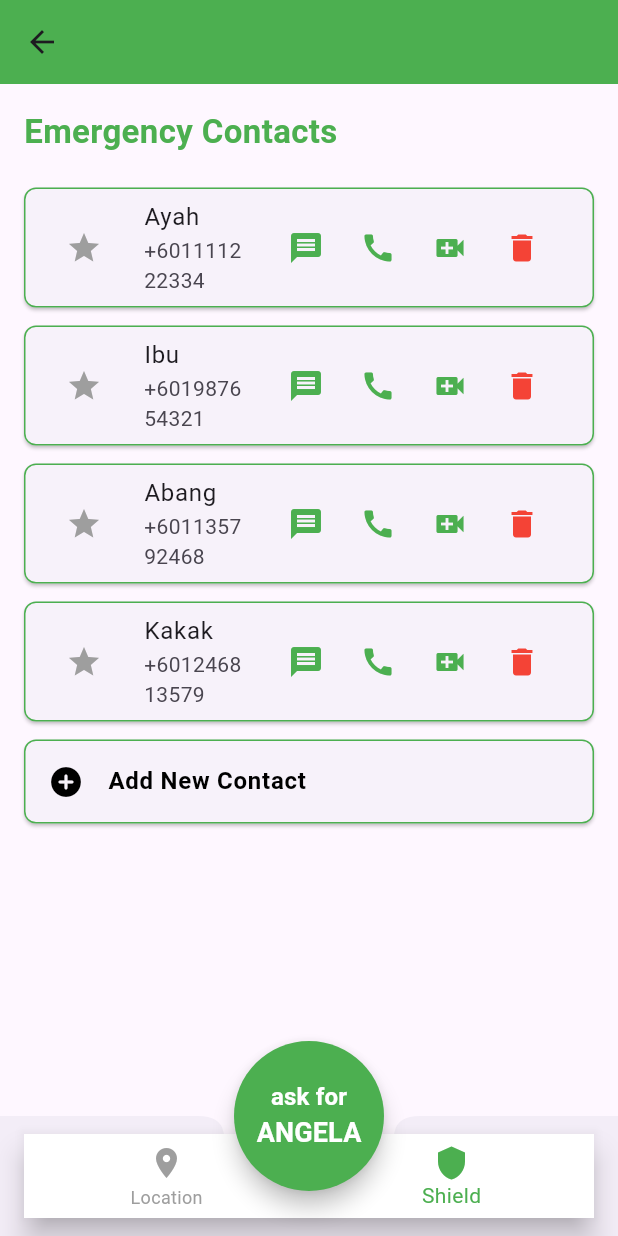
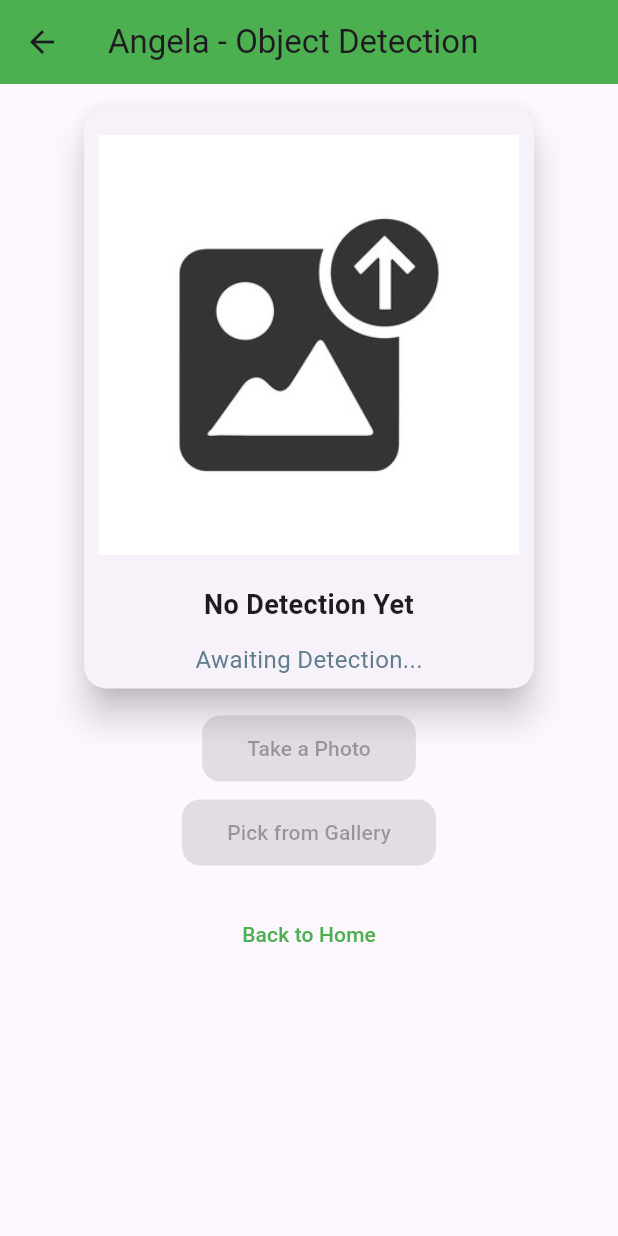
Before and after one commit to farahmunh/stalk_safe, a Flutter app: the Home screen opened by its route, item 2 of the bottom bar chosen, after a tap on "ask for", on a phone screen of 412 x 824 dp. Run offline on Flutter 3.47's test engine with Material 3 defaults, Android fonts, the phone set to English and light mode, and no system bars; our stand-ins replace cloud_firestore, firebase_auth, firebase_core, geolocator, google_maps_flutter, image_picker; missing offline and left inert: app_settings, flutter_tflite; accounts and stored records are empty.

Commit message:
Twelveth commit

```diff
--- /dev/null
+++ b/lib/angela.dart
@@ -0,0 +1,220 @@
+import 'dart:io';
+
+import 'package:flutter/material.dart';
+import 'package:flutter_tflite/flutter_tflite.dart';
+import 'package:image_picker/image_picker.dart';
+import 'home.dart';
+
+class Angela extends StatefulWidget {
+  const Angela({super.key});
+
+  @override
+  State<Angela> createState() => _AngelaState();
+}
+
+class _AngelaState extends State<Angela> {
+  File? filePath;
+  String label = 'No Detection Yet';
+  double confidence = 0.0;
+  bool isModelLoaded = false;
+
+  final ImagePicker _picker = ImagePicker();
+
+  @override
+  void initState() {
+    super.initState();
+    _initTfLite();
+  }
+
+  Future<void> _initTfLite() async {
+    try {
+      String? res = await Tflite.loadModel(
+        model: "assets/model_unquant.tflite",
+        labels: "assets/labels.txt",
+        numThreads: 1,
+        isAsset: true,
+        useGpuDelegate: false,
+      );
+
+      if (res == "success") {
+        setState(() {
+          isModelLoaded = true;
+        });
+        print("TFLite Model loaded successfully.");
+      } else {
+        print("Failed to load TFLite Model: $res");
+      }
+    } catch (e) {
+      print("Error loading TFLite Model: $e");
+    }
+  }
+
+  @override
+  void dispose() {
+    Tflite.close();
+    super.dispose();
+  }
+
+  Future<void> pickImageGallery() async {
+    final XFile? image = await _picker.pickImage(source: ImageSource.gallery);
+    if (image == null) return;
+    await _processImage(File(image.path));
+  }
+
+  Future<void> pickImageCamera() async {
+    final XFile? image = await _picker.pickImage(source: ImageSource.camera);
+    if (image == null) return;
+    await _processImage(File(image.path));
+  }
+
+  Future<void> _processImage(File image) async {
+    setState(() {
+      filePath = image;
+      label = "Processing...";
+      confidence = 0.0;
+    });
+
+    try {
+      var recognitions = await Tflite.runModelOnImage(
+        path: image.path,
+        imageMean: 0.0,
+        imageStd: 255.0,
+        numResults: 2,
+        threshold: 0.2,
+        asynch: true,
+      );
+
+      if (recognitions != null && recognitions.isNotEmpty) {
+        setState(() {
+          confidence = (recognitions[0]['confidence'] as double) * 100;
+          label = recognitions[0]['label'] as String;
+        });
+      } else {
+        setState(() {
+          label = "No results found";
+        });
+      }
+    } catch (e) {
+      setState(() {
+        label = "Error processing image.";
+      });
+      print("Error during image recognition: $e");
+    }
+  }
+
+  @override
+  Widget build(BuildContext context) {
+    return Scaffold(
+      appBar: AppBar(
+        title: const Text("Angela - Object Detection"),
+        backgroundColor: Colors.green,
+      ),
+      body: SingleChildScrollView(
+        child: Center(
+          child: Column(
+            children: [
+              const SizedBox(height: 12),
+              Card(
+                elevation: 10,
+                shape: RoundedRectangleBorder(
+                  borderRadius: BorderRadius.circular(15),
+                ),
+                child: SizedBox(
+                  width: 300,
+                  child: Column(
+                    children: [
+                      const SizedBox(height: 18),
+                      Container(
+                        height: 280,
+                        width: 280,
+                        decoration: BoxDecoration(
+                          color: Colors.grey[200],
+                          borderRadius: BorderRadius.circular(12),
+                        ),
+                        child: filePath == null
+                            ? Image.asset(
+                                'assets/upload.jpg',
+                                fit: BoxFit.cover,
+                              )
+                            : Image.file(
+                                filePath!,
+                                fit: BoxFit.cover,
+                              ),
+                      ),
+                      const SizedBox(height: 12),
+                      Padding(
+                        padding: const EdgeInsets.all(8.0),
+                        child: Column(
+                          children: [
+                            Text(
+                              label,
+                              textAlign: TextAlign.center,
+                              style: const TextStyle(
+                                fontSize: 18,
+                                fontWeight: FontWeight.bold,
+                              ),
+                            ),
+                            const SizedBox(height: 12),
+                            Text(
+                              confidence > 0
+                                  ? "Confidence: ${confidence.toStringAsFixed(2)}%"
+                                  : "Awaiting Detection...",
+                              style: const TextStyle(
+                                fontSize: 16,
+                                color: Colors.blueGrey,
+                              ),
+                            ),
+                          ],
+                        ),
+                      ),
+                    ],
+                  ),
+                ),
+              ),
+              const SizedBox(height: 12),
+              ElevatedButton(
+                onPressed: isModelLoaded ? pickImageCamera : null,
+                style: ElevatedButton.styleFrom(
+                  padding:
+                      const EdgeInsets.symmetric(horizontal: 30, vertical: 12),
+                  backgroundColor: Colors.green,
+                  shape: RoundedRectangleBorder(
+                    borderRadius: BorderRadius.circular(12),
+                  ),
+                ),
+                child: const Text("Take a Photo"),
+              ),
+              const SizedBox(height: 8),
+              ElevatedButton(
+                onPressed: isModelLoaded ? pickImageGallery : null,
+                style: ElevatedButton.styleFrom(
+                  padding:
+                      const EdgeInsets.symmetric(horizontal: 30, vertical: 12),
+                  backgroundColor: Colors.green,
+                  shape: RoundedRectangleBorder(
+                    borderRadius: BorderRadius.circular(12),
+                  ),
+                ),
+                child: const Text("Pick from Gallery"),
+              ),
+              const SizedBox(height: 20),
+              TextButton(
+                onPressed: () {
+                  Navigator.pushAndRemoveUntil(
+                    context,
+                    MaterialPageRoute(builder: (context) => Home()),
+                    (Route<dynamic> route) => false,
+                  );
+                },
+                child: const Text(
+                  "Back to Home",
+                  style: TextStyle(color: Colors.green),
+                ),
+              ),
+            ],
+          ),
+        ),
+      ),
+    );
+  }
+}
--- a/lib/main.dart
+++ b/lib/main.dart
@@ -5,6 +5,7 @@ import 'package:stalk_safe/signin.dart';
 import 'package:stalk_safe/home.dart';
 import 'package:stalk_safe/profile.dart';
 import 'package:stalk_safe/inbox.dart';
+import 'package:stalk_safe/angela.dart';
 
 void main() async {
   WidgetsFlutterBinding.ensureInitialized();
@@ -45,6 +46,7 @@ class MyApp extends StatelessWidget {
         '/home': (context) => Home(),
         '/profile': (context) => Profile(),
         '/inbox': (context) => Inbox(),
+        '/angela': (context) => const Angela(),
       },
     );
   }
--- a/lib/shield.dart
+++ b/lib/shield.dart
@@ -1,5 +1,6 @@
 import 'package:flutter/material.dart';
 import 'home.dart'; // Import home.dart
+import 'package:stalk_safe/angela.dart';
 
 class Shield extends StatefulWidget {
   @override
@@ -153,10 +154,12 @@ class _ShieldState extends State<Shield> {
                       ),
                       margin: EdgeInsets.symmetric(vertical: 6),
                       child: ListTile(
-                        leading: Icon(Icons.add_circle_rounded, color: Colors.black),
+                        leading:
+                            Icon(Icons.add_circle_rounded, color: Colors.black),
                         title: Text(
                           'Add New Contact',
-                          style: TextStyle(color: Colors.black, fontWeight: FontWeight.bold),
+                          style: TextStyle(
+                              color: Colors.black, fontWeight: FontWeight.bold),
                         ),
                         onTap: _showAddContactDialog,
                       ),
@@ -227,6 +230,12 @@ class _ShieldState extends State<Shield> {
         child: FloatingActionButton(
           onPressed: () {
             // Handle Ask for Angela button tap
+            Navigator.push(
+              context,
+              MaterialPageRoute(builder: (context) => Angela()),
+            ).then((_) {
+              // Perform any updates (if necessary) after returning from Angela
+            });
           },
           backgroundColor: Colors.green,
           shape: CircleBorder(),
--- a/pubspec.yaml
+++ b/pubspec.yaml
@@ -41,6 +41,9 @@ dependencies:
   firebase_core: ^2.15.0
   cloud_firestore: ^4.17.5
 
+  image_picker: ^0.8.9
+  flutter_tflite: ^1.0.1
+
 dev_dependencies:
   flutter_test:
     sdk: flutter
@@ -66,6 +69,9 @@ flutter:
   # To add assets to your application, add an assets section, like this:
   assets:
     - assets/
+    - assets/model_unquant.tflite
+    - assets/labels.txt
+    - assets/upload.jpg
   #   - images/a_dot_ham.jpeg
 
   # An image asset can refer to one or more resolution-specific "variants", see
```
Also changed, not shown: assets/labels.txt (added, +7 -0 lines), lib/home.dart (+17 -7 lines), assets/upload.jpg (added), pubspec.lock, 6 other files.
